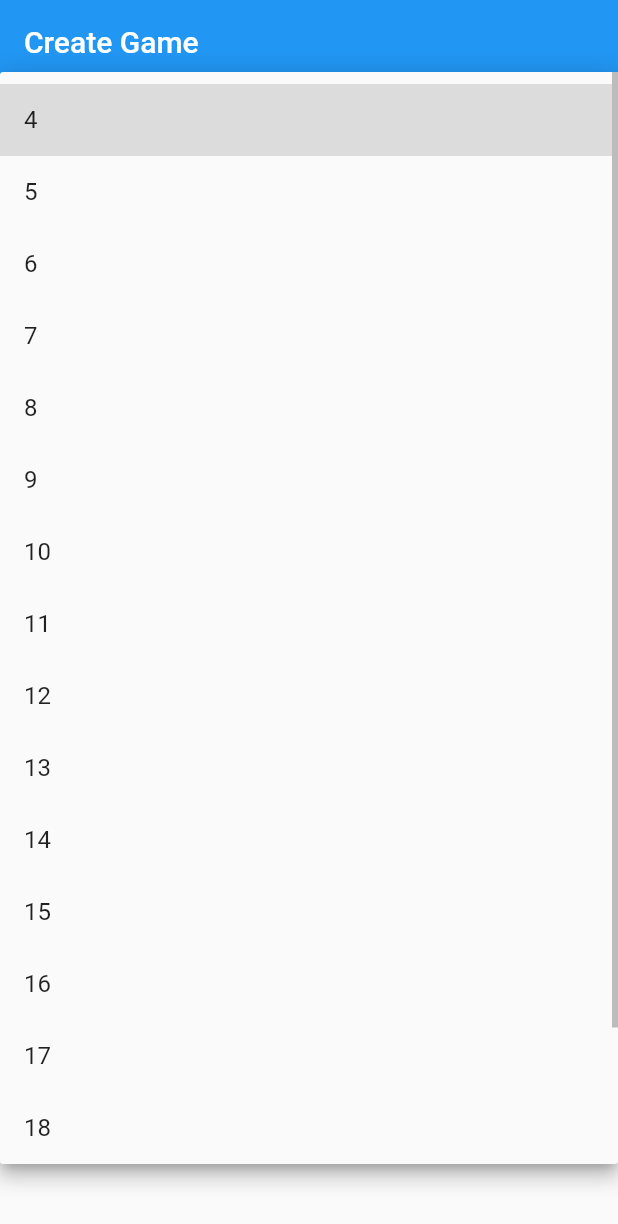
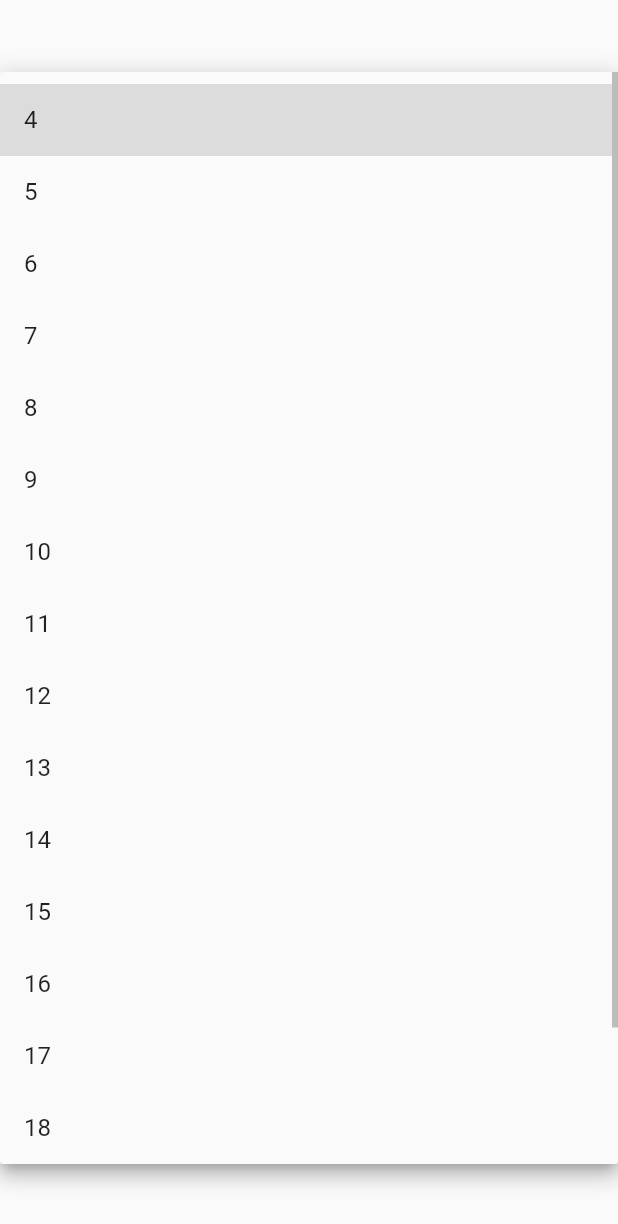
Before and after one commit to ecolvin/Bowl-of-Nouns, a Flutter app: the screen it shows after launch, after a tap on an icon or button, on a phone screen of 412 x 824 dp. Shown: the top 1224 px of the screen. Run offline on Flutter 3.47's test engine with Material 2 defaults, Android fonts, the phone set to English and light mode, and no system bars.

Commit message:
Game Creation Page

```diff
--- a/bowl_of_nouns/lib/main.dart
+++ b/bowl_of_nouns/lib/main.dart
@@ -1,27 +1,22 @@
 import 'package:flutter/material.dart';
+part 'teams.dart';
 
 void main() {
-  runApp(MyApp());
-}
-
-class MyApp extends StatelessWidget {
-  @override
-  Widget build(BuildContext context) {
-    return MaterialApp(
-      title: 'Bowl of Nouns',
-      theme: ThemeData(
-        primarySwatch: Colors.blue,
-      ),
-      home: CreateGamePage(title: 'Create Game'),
-    );
-  }
+  runApp(MaterialApp(
+    title: 'Bowl of Nouns',
+    initialRoute: '/',
+    routes: {
+      '/': (context) => CreateGamePage(),
+      '/TeamCreation': (context) => TeamCreation(),
+    },
+    theme: ThemeData(
+      primarySwatch: Colors.blue,
+    ),
+    //home: CreateGamePage(title: 'Create Game'),
+  ));
 }
 
 class CreateGamePage extends StatefulWidget {
-  CreateGamePage({Key key, this.title}) : super(key: key);
-
-  final String title;
-
   @override
   _CreateGamePageState createState() => _CreateGamePageState();
 }
@@ -58,7 +53,7 @@ class _CreateGamePageState extends State<CreateGamePage> {
           _numPlayers = _numPlayersForm;
           _numTeams = _numTeamsForm;
           _numWords = _numWordsForm;
-          //Go to the next page with _numPlayers, _numTeams, and _numWords
+          Navigator.pushNamed(context, '/TeamCreation');
         });
       }
       else {
@@ -83,9 +78,6 @@ class _CreateGamePageState extends State<CreateGamePage> {
   @override
   Widget build(BuildContext context) {
     return Scaffold(
-      appBar: AppBar(
-        title: Text(widget.title),
-      ),
       body: Center(
         child: Form(
           key: formKey,
--- a/bowl_of_nouns/pubspec.yaml
+++ b/bowl_of_nouns/pubspec.yaml
@@ -27,7 +27,7 @@ dependencies:
 
   # The following adds the Cupertino Icons font to your application.
   # Use with the CupertinoIcons class for iOS style icons.
-  cupertino_icons: ^1.0.2
+  cupertino_icons: ^1.0.0
 
 dev_dependencies:
   flutter_test:
```
Also changed, not shown: bowl_of_nouns/lib/teams.dart (added, +13 -0 lines), bowl_of_nouns/pubspec.lock, 1 other file.
